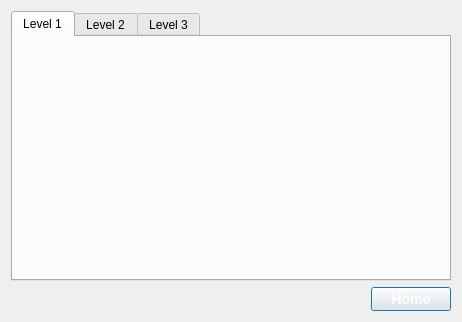
First picture: the form in FAKKIT/viewpage.ui, repository r0ug3-Mary/Senior_Design, before the edit.
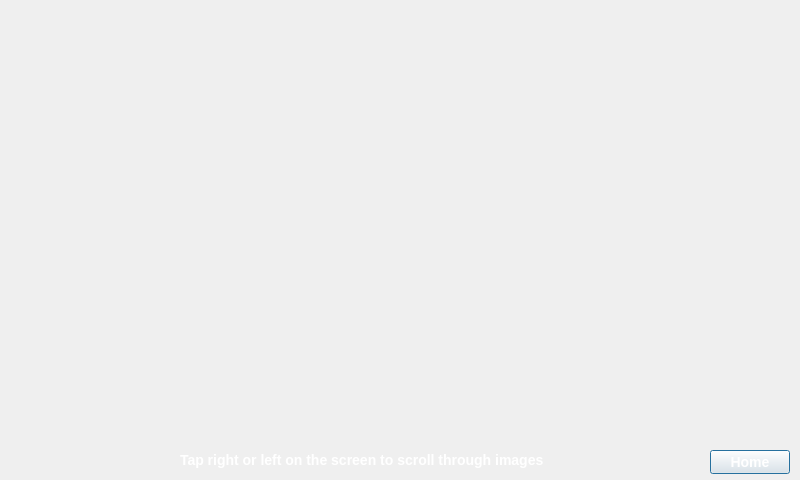
Second picture: the form after the edit. Icons and pictures are not drawn.

```diff
--- a/FAKKIT/viewpage.ui
+++ b/FAKKIT/viewpage.ui
@@ -6,8 +6,8 @@
    <rect>
     <x>0</x>
     <y>0</y>
-    <width>462</width>
-    <height>322</height>
+    <width>800</width>
+    <height>480</height>
    </rect>
   </property>
   <property name="windowTitle">
@@ -16,100 +16,15 @@
   <property name="layoutDirection">
    <enum>Qt::LeftToRight</enum>
   </property>
-  <layout class="QGridLayout" name="gridLayout">
-   <item row="1" column="0">
-    <widget class="QTabWidget" name="tabWidget">
-     <property name="layoutDirection">
-      <enum>Qt::LeftToRight</enum>
-     </property>
-     <property name="tabPosition">
-      <enum>QTabWidget::North</enum>
-     </property>
-     <property name="tabShape">
-      <enum>QTabWidget::Rounded</enum>
-     </property>
-     <property name="currentIndex">
-      <number>0</number>
-     </property>
-     <property name="documentMode">
-      <bool>false</bool>
-     </property>
-     <property name="tabsClosable">
-      <bool>false</bool>
-     </property>
-     <widget class="QWidget" name="tab1">
-      <attribute name="title">
-       <string>Level 1</string>
-      </attribute>
-      <layout class="QGridLayout" name="gridLayout_2">
-       <item row="0" column="0">
-        <widget class="QLabel" name="label1">
-         <property name="sizePolicy">
-          <sizepolicy hsizetype="Expanding" vsizetype="Expanding">
-           <horstretch>0</horstretch>
-           <verstretch>0</verstretch>
-          </sizepolicy>
-         </property>
-         <property name="text">
-          <string/>
-         </property>
-         <property name="scaledContents">
-          <bool>true</bool>
-         </property>
-        </widget>
-       </item>
-      </layout>
-     </widget>
-     <widget class="QWidget" name="tab2">
-      <attribute name="title">
-       <string>Level 2</string>
-      </attribute>
-      <layout class="QGridLayout" name="gridLayout_3">
-       <item row="0" column="0">
-        <widget class="QLabel" name="label2">
-         <property name="sizePolicy">
-          <sizepolicy hsizetype="Expanding" vsizetype="Expanding">
-           <horstretch>0</horstretch>
-           <verstretch>0</verstretch>
-          </sizepolicy>
-         </property>
-         <property name="text">
-          <string/>
-         </property>
-         <property name="scaledContents">
-          <bool>true</bool>
-         </property>
-        </widget>
-       </item>
-      </layout>
-     </widget>
-     <widget class="QWidget" name="tab3">
-      <attribute name="title">
-       <string>Level 3</string>
-      </attribute>
-      <layout class="QGridLayout" name="gridLayout_4">
-       <item row="0" column="0">
-        <widget class="QLabel" name="label3">
-         <property name="sizePolicy">
-          <sizepolicy hsizetype="Expanding" vsizetype="Expanding">
-           <horstretch>0</horstretch>
-           <verstretch>0</verstretch>
-          </sizepolicy>
-         </property>
-         <property name="text">
-          <string/>
-         </property>
-         <property name="scaledContents">
-          <bool>true</bool>
-         </property>
-        </widget>
-       </item>
-      </layout>
-     </widget>
-    </widget>
-   </item>
-   <item row="3" column="0">
     <widget class="QPushButton" name="HomeButton4">
+   <property name="geometry">
+    <rect>
+     <x>710</x>
+     <y>450</y>
+     <width>80</width>
+     <height>24</height>
+    </rect>
+   </property>
      <property name="sizePolicy">
       <sizepolicy hsizetype="Maximum" vsizetype="Fixed">
        <horstretch>0</horstretch>
@@ -136,8 +51,100 @@
       <bool>false</bool>
      </property>
     </widget>
-   </item>
-  </layout>
+  <widget class="QPushButton" name="leftButton">
+   <property name="geometry">
+    <rect>
+     <x>10</x>
+     <y>10</y>
+     <width>381</width>
+     <height>431</height>
+    </rect>
+   </property>
+   <property name="styleSheet">
+    <string notr="true">border: none;
+border-color: rgba(255, 255, 255, 0);
+background-color: rgba(255, 255, 255, 0);
+background-image: url(:/pics/prev.png);
+background-position: center left;
+background-repeat: repeat-false;
+</string>
+   </property>
+   <property name="text">
+    <string/>
+   </property>
+   <property name="autoDefault">
+    <bool>true</bool>
+   </property>
+   <property name="flat">
+    <bool>true</bool>
+   </property>
+  </widget>
+  <widget class="QPushButton" name="rightButton">
+   <property name="geometry">
+    <rect>
+     <x>410</x>
+     <y>10</y>
+     <width>371</width>
+     <height>431</height>
+    </rect>
+   </property>
+   <property name="styleSheet">
+    <string notr="true">border: none;
+border-color: rgba(255, 255, 255, 0);
+background-color: rgba(255, 255, 255, 0);
+background-image: url(:/pics/next.png);
+background-position: center right;
+background-repeat: repeat-false;
+</string>
+   </property>
+   <property name="text">
+    <string/>
+   </property>
+   <property name="default">
+    <bool>false</bool>
+   </property>
+   <property name="flat">
+    <bool>true</bool>
+   </property>
+  </widget>
+  <widget class="QLabel" name="labelpic">
+   <property name="geometry">
+    <rect>
+     <x>20</x>
+     <y>13</y>
+     <width>751</width>
+     <height>421</height>
+    </rect>
+   </property>
+   <property name="text">
+    <string/>
+   </property>
+   <property name="scaledContents">
+    <bool>true</bool>
+   </property>
+  </widget>
+  <widget class="QLabel" name="label">
+   <property name="geometry">
+    <rect>
+     <x>180</x>
+     <y>450</y>
+     <width>461</width>
+     <height>20</height>
+    </rect>
+   </property>
+   <property name="styleSheet">
+    <string notr="true">font: bold 14px;
+    color: white;</string>
+   </property>
+   <property name="text">
+    <string>Tap right or left on the screen to scroll through images</string>
+   </property>
+  </widget>
+  <zorder>HomeButton4</zorder>
+  <zorder>labelpic</zorder>
+  <zorder>rightButton</zorder>
+  <zorder>leftButton</zorder>
+  <zorder>label</zorder>
  </widget>
  <resources/>
  <connections>
```
Lines whose indentation alone changed are shown as unchanged.
